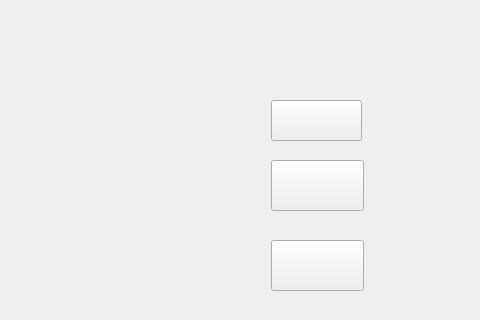
Above: 3.29 from sht/mainwindow.ui from baiyingzhuying/ungo before the change; both pictures show x 569 to 1049 and y 0 to 320 of the 1049 by 699 pixel window. Below: the same form after it.
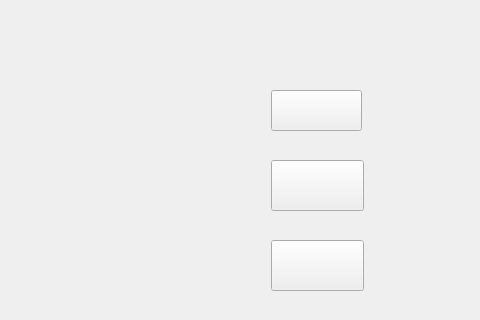
That is the form after the change. Icons and pictures are not drawn.

```diff
--- a/3.29 from sht/mainwindow.ui
+++ b/3.29 from sht/mainwindow.ui
@@ -14,19 +14,6 @@
    <string>MainWindow</string>
   </property>
   <widget class="QWidget" name="centralwidget">
-   <widget class="QPushButton" name="quitButton">
-    <property name="geometry">
-     <rect>
-      <x>840</x>
-      <y>100</y>
-      <width>91</width>
-      <height>41</height>
-     </rect>
-    </property>
-    <property name="text">
-     <string/>
-    </property>
-   </widget>
    <widget class="QPushButton" name="restart">
     <property name="geometry">
      <rect>
@@ -163,6 +150,23 @@
     <property name="styleSheet">
      <string notr="true">images:url(:/new/prefix1/give-up.png)</string>
     </property>
+    <widget class="QPushButton" name="quitButton">
+     <property name="geometry">
+      <rect>
+       <x>10</x>
+       <y>10</y>
+       <width>91</width>
+       <height>41</height>
+      </rect>
+     </property>
+     <property name="styleSheet">
+      <string notr="true">#quitButton{
+image: url(:/new/prefix1/give-up.png);}</string>
+     </property>
+     <property name="text">
+      <string/>
+     </property>
+    </widget>
    </widget>
    <widget class="QLabel" name="label_3">
     <property name="geometry">
```
Left out of the diff: 17 changed lines with no effect on the pictures.
